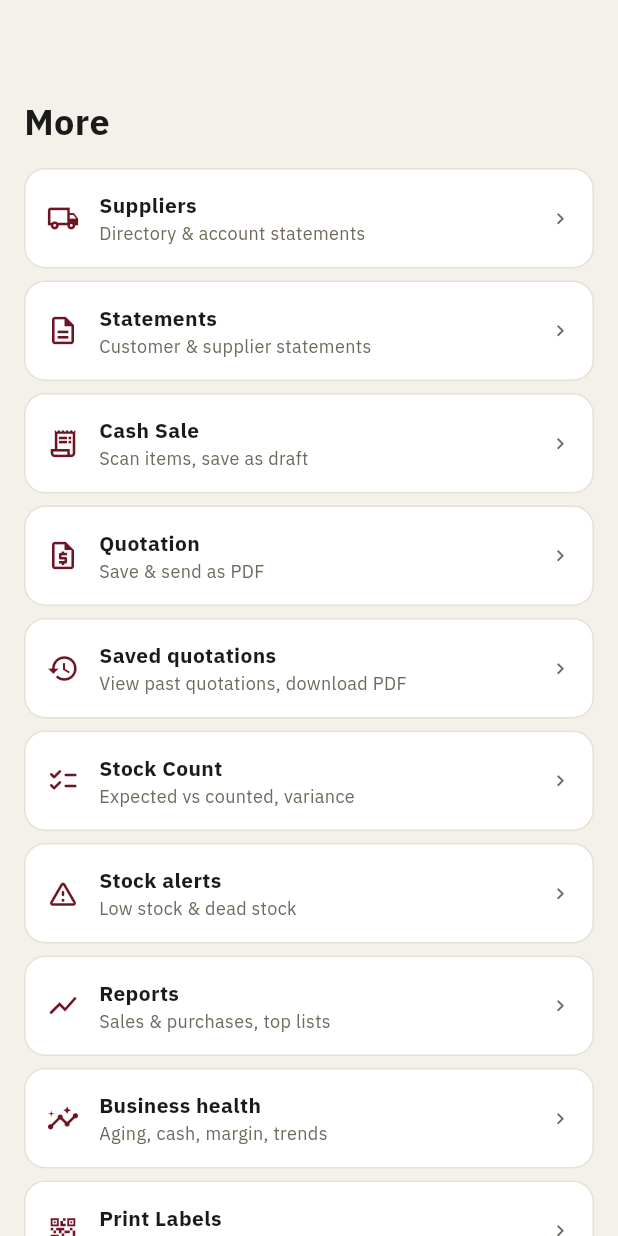
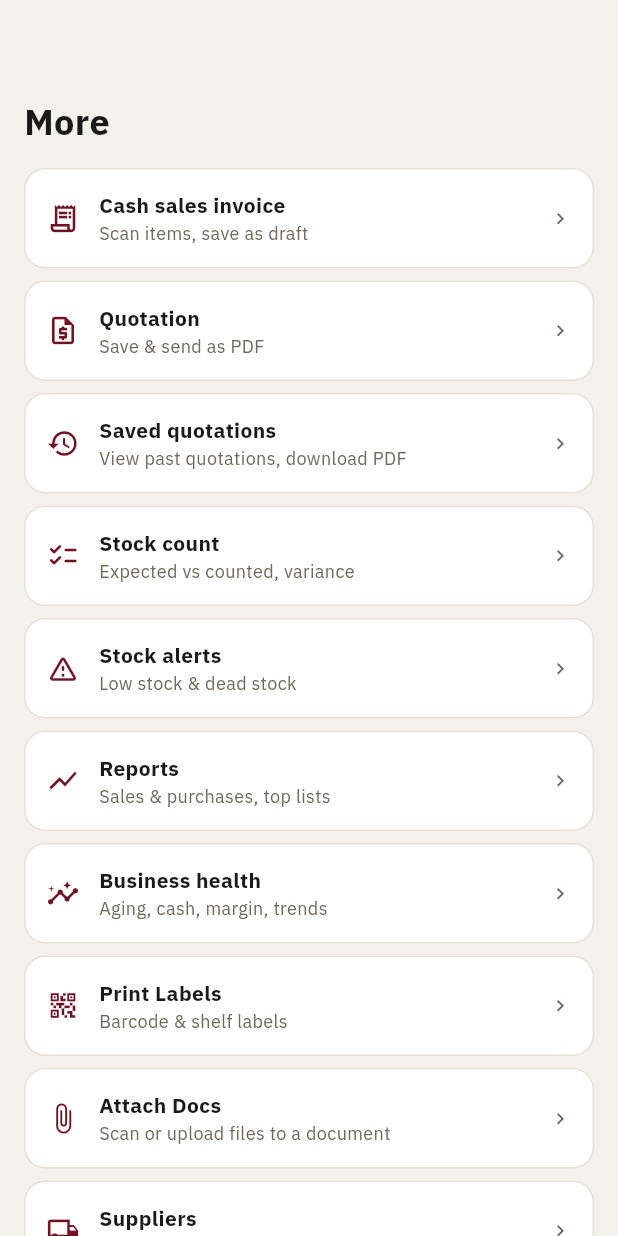
Before and after one commit to murtuza53/LeoCoreMobile, a Flutter app: the MoreScreen widget shown alone on an empty page, opened directly, on a phone screen of 412 x 824 dp. Run offline on Flutter 3.47's test engine with Material 3 defaults, Android fonts, the phone set to English and light mode, and no system bars; our stand-ins replace dio, file_picker, flutter_secure_storage, google_fonts, image_picker, in_app_review and 6 more; missing offline and left inert: cunning_document_scanner, in_app_update, mobile_scanner; accounts and stored records are empty.

Commit message:
fix(rbac): full access keeps the exact Home/More it had; sales chart only with Reports
- AppPage table: each page keeps its own Home tile (name, action, position) and More row
  (name, order), so full access is unchanged - Home "Cash Sale" reopens the sale in progress
  again (the shared list had made it start a new one). Roles without any Home tile get their
  pages on Home (documents-only -> Attach Docs).
- Home sales chart loads/shows only with Reports (/reports/sales needs it); before, Dashboard
  without Reports read "No sales in the last 7 days".
- test/role_pages_test.dart pins full access to the previous Home/More lists.

Co-Authored-By: Claude Opus 5.5 <noreply@anthropic.com>

```diff
--- a/leocore_mobile/lib/l10n/ar.dart
+++ b/leocore_mobile/lib/l10n/ar.dart
@@ -532,9 +532,6 @@ const Map<String, String> kArabic = {
   'Upload matched': 'رفع المطابق',
   'Upload failed': 'فشل الرفع',
   // Mobile permissions (pages follow the role)
-  'Search, prices, stock, photos': 'البحث والأسعار والمخزون والصور',
-  'Directory & balances': 'الدليل والأرصدة',
-  'Customer & supplier statements': 'كشوف حسابات العملاء والموردين',
   'Retry': 'إعادة المحاولة',
   "You don't have access to this page.": 'ليس لديك صلاحية لهذه الصفحة.',
   "You don't have access to this list.": 'ليس لديك صلاحية لهذه القائمة.',
--- a/leocore_mobile/lib/screens/more_screen.dart
+++ b/leocore_mobile/lib/screens/more_screen.dart
@@ -12,12 +12,9 @@ class MoreScreen extends StatelessWidget {
   Widget build(BuildContext context) {
     final app = context.watch<AppState>();
 
-    // The role's pages (AppState.pages — same list as the Home grid), minus
-    // Products / Customers, which have their own bottom-bar tabs.
+    // The role's pages (AppState.morePages — same table as the Home grid).
     final items = <(IconData, String, String, VoidCallback)>[
-      for (final pg in app.pages)
-        if (pg.screen != Screen.products && pg.screen != Screen.customers)
-          (pg.icon, context.tr(pg.title), context.tr(pg.subtitle), pg.onTap),
+      for (final pg in app.morePages) (pg.icon, context.tr(pg.more!), context.tr(pg.subtitle), pg.moreTap!),
       (Icons.settings_outlined, context.tr('Settings'), context.tr('Language, theme, devices, role'), () => app.nav(Screen.settings)),
     ];
     if (app.appVersion.isEmpty) app.loadAppVersion();
--- a/leocore_mobile/lib/state/app_state.dart
+++ b/leocore_mobile/lib/state/app_state.dart
@@ -639,24 +639,47 @@ class AppState extends ChangeNotifier with WidgetsBindingObserver {
   /// load or when they can't be read.
   bool get permsReady => demoMode || _perms.known;
 
-  /// The pages this user may open, in menu order — ONE list for the Home
-  /// workspace grid and the More screen, so they can't disagree. Titles are
-  /// translation keys.
-  List<({IconData icon, String title, String subtitle, VoidCallback onTap, Screen screen})> get pages => [
-        if (mProducts) (icon: Icons.inventory_2_outlined, title: 'Products', subtitle: 'Search, prices, stock, photos', onTap: () => nav(Screen.products), screen: Screen.products),
-        if (mCustomers) (icon: Icons.people_outline, title: 'Customers', subtitle: 'Directory & balances', onTap: () => nav(Screen.customers), screen: Screen.customers),
-        if (mSuppliers) (icon: Icons.local_shipping_outlined, title: 'Suppliers', subtitle: 'Directory & account statements', onTap: goSuppliers, screen: Screen.suppliers),
-        if (mStatements) (icon: Icons.description_outlined, title: 'Statements', subtitle: 'Customer & supplier statements', onTap: openStatementPicker, screen: Screen.statementPicker),
-        if (mSale) (icon: Icons.receipt_long_outlined, title: 'Cash Sale', subtitle: 'Scan items, save as draft', onTap: () => newSale(), screen: Screen.invoice),
-        if (mQuoteNew) (icon: Icons.request_quote_outlined, title: 'Quotation', subtitle: 'Save & send as PDF', onTap: () => newQuotation(), screen: Screen.quotation),
-        if (mQuotes) (icon: Icons.history, title: 'Saved quotations', subtitle: 'View past quotations, download PDF', onTap: openQuoteHistory, screen: Screen.quotations),
-        if (mCount) (icon: Icons.checklist_rounded, title: 'Stock Count', subtitle: 'Expected vs counted, variance', onTap: goCount, screen: Screen.count),
-        if (mStockAlerts) (icon: Icons.warning_amber_rounded, title: 'Stock alerts', subtitle: 'Low stock & dead stock', onTap: goLow, screen: Screen.low),
-        if (mReports) (icon: Icons.show_chart, title: 'Reports', subtitle: 'Sales & purchases, top lists', onTap: goReports, screen: Screen.reports),
-        if (mAnalytics || mFinance) (icon: Icons.insights_outlined, title: 'Business health', subtitle: 'Aging, cash, margin, trends', onTap: openManagerReports, screen: Screen.managerReports),
-        if (mLabels) (icon: Icons.qr_code_2_outlined, title: 'Print Labels', subtitle: 'Barcode & shelf labels', onTap: openLabels, screen: Screen.labels),
-        if (mDocuments) (icon: Icons.attach_file, title: 'Attach Docs', subtitle: 'Scan or upload files to a document', onTap: openAttachDocs, screen: Screen.documents),
+  /// The pages this user may open — ONE table for the Home workspace grid and
+  /// the More list, so both follow the same permissions. Each page keeps the
+  /// Home tile and More row it always had (names, actions, order); see
+  /// [homePages] / [morePages]. Titles are translation keys.
+  List<AppPage> get pages => [
+        // More order (as before 1.6.54), with the Home-only pages slotted in.
+        if (mProducts) AppPage(Screen.products, Icons.inventory_2_outlined, home: 'Products', homeTap: () => nav(Screen.products), homeRank: 1),
+        if (mCustomers) AppPage(Screen.customers, Icons.people_outline, home: 'Customers', homeTap: () => nav(Screen.customers), homeRank: 2),
+        if (mSale) AppPage(Screen.invoice, Icons.receipt_long_outlined, more: 'Cash sales invoice', subtitle: 'Scan items, save as draft', moreTap: () => newSale(),
+            // Home's tile reopens the sale in progress; More starts a new one.
+            home: 'Cash Sale', homeTap: () => nav(Screen.invoice), homeRank: 4),
+        if (mQuoteNew) AppPage(Screen.quotation, Icons.request_quote_outlined, more: 'Quotation', subtitle: 'Save & send as PDF', moreTap: () => newQuotation()),
+        if (mQuotes) AppPage(Screen.quotations, Icons.history, more: 'Saved quotations', subtitle: 'View past quotations, download PDF', moreTap: openQuoteHistory),
+        if (mCount) AppPage(Screen.count, Icons.checklist_rounded, more: 'Stock count', subtitle: 'Expected vs counted, variance', moreTap: goCount, home: 'Stock Count', homeTap: goCount, homeRank: 5),
+        if (mStockAlerts) AppPage(Screen.low, Icons.warning_amber_rounded, more: 'Stock alerts', subtitle: 'Low stock & dead stock', moreTap: goLow, home: 'Low Stock', homeTap: goLow, homeRank: 6),
+        if (mReports) AppPage(Screen.reports, Icons.show_chart, more: 'Reports', subtitle: 'Sales & purchases, top lists', moreTap: goReports, home: 'Reports', homeTap: goReports, homeRank: 7),
+        if (mAnalytics || mFinance) AppPage(Screen.managerReports, Icons.insights_outlined, more: 'Business health', subtitle: 'Aging, cash, margin, trends', moreTap: openManagerReports),
+        if (mLabels) AppPage(Screen.labels, Icons.qr_code_2_outlined, more: 'Print Labels', subtitle: 'Barcode & shelf labels', moreTap: openLabels),
+        if (mDocuments) AppPage(Screen.documents, Icons.attach_file, more: 'Attach Docs', subtitle: 'Scan or upload files to a document', moreTap: openAttachDocs),
+        if (mSuppliers) AppPage(Screen.suppliers, Icons.local_shipping_outlined, more: 'Suppliers', subtitle: 'Directory & account statements', moreTap: goSuppliers, home: 'Suppliers', homeTap: goSuppliers, homeRank: 3),
+        if (mStatements) AppPage(Screen.statementPicker, Icons.description_outlined, home: 'Statements', homeTap: openStatementPicker, homeRank: 8),
       ];
+
+  /// Home workspace tiles: the pages that have a Home tile, in Home order. A
+  /// role with none of those (e.g. document scanning only) gets its pages
+  /// here instead, so Home is never just "Settings".
+  List<AppPage> get homePages {
+    final all = pages;
+    final home = all.where((p) => p.home != null).toList()..sort((a, b) => a.homeRank.compareTo(b.homeRank));
+    return home.isNotEmpty ? home : all;
+  }
+
+  /// More list rows (Products / Customers / Statements live on Home and the tabs).
+  List<AppPage> get morePages => pages.where((p) => p.more != null).toList();
+
+  /// Tests: act as a signed-in user with these rights.
+  @visibleForTesting
+  void debugUsePermissions(MobilePermissions p) {
+    demoMode = false;
+    _perms = p;
+  }
 
   /// Warehouses were loaded (only for roles with stock pages) — the Home
   /// header shows the warehouse picker only then.
@@ -863,8 +886,8 @@ class AppState extends ChangeNotifier with WidgetsBindingObserver {
         warehouseId = _warehouses.first.id;
         wh = _warehouses.first.name;
       }
-      // Real 7-day trend for the Home chart (dashboard only).
-      if (mDashboard) {
+      // Real 7-day trend for the Home chart — /reports/sales needs Reports.
+      if (mDashboard && mReports) {
         final now = DateTime.now();
         final fmt = DateFormat('yyyy-MM-dd');
         try {
@@ -884,7 +907,7 @@ class AppState extends ChangeNotifier with WidgetsBindingObserver {
       // starts on that page instead of an empty Home.
       if (screen == Screen.home && !mDashboard) {
         final ps = pages;
-        if (ps.length == 1) ps.first.onTap();
+        if (ps.length == 1) ps.first.open();
       }
     } on ApiException catch (e) {
       dataError = e.message;
@@ -3445,3 +3468,29 @@ class PartyFilter {
   bool hideZero = false;
   bool byBalance = false;
 }
+
+
+/// One page of the app as Home and More show it (see AppState.pages).
+class AppPage {
+  final Screen screen;
+  final IconData icon;
+
+  /// More row: title, subtitle, action. Null [more] = not listed in More.
+  final String? more;
+  final String subtitle;
+  final VoidCallback? moreTap;
+
+  /// Home tile: title, action, position. Null [home] = no Home tile of its own.
+  final String? home;
+  final VoidCallback? homeTap;
+  final int homeRank;
+
+  const AppPage(this.screen, this.icon,
+      {this.more, this.subtitle = '', this.moreTap, this.home, this.homeTap, this.homeRank = 99});
+
+  String get homeTitle => home ?? more!;
+  VoidCallback get homeAction => homeTap ?? moreTap!;
+
+  /// Opens the page (the More action where there is one).
+  void open() => (moreTap ?? homeTap!)();
+}
```
Also changed, not shown: leocore_mobile/lib/screens/home_screen.dart (+5 -3 lines), 1 other file.
